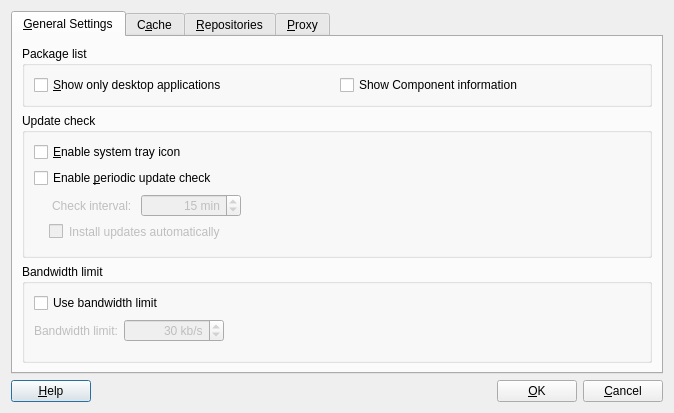
This is package-manager/pureQt4/ui/settingsdialog.ui in pars-linux/uludag as Qt 5 draws it before an edit. The edited form follows.
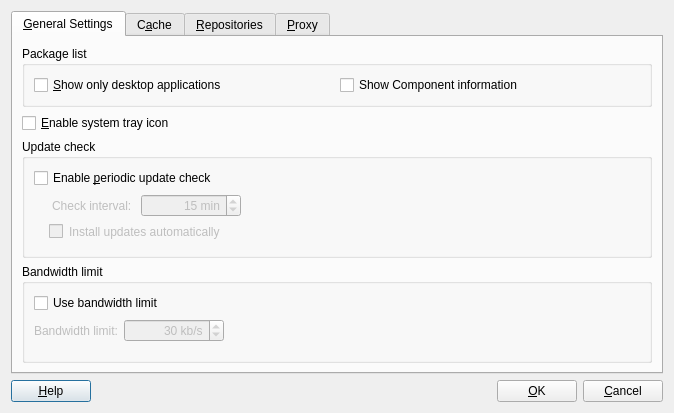
This is the edited form. Icons and pictures are not drawn.

Commit message: - Merge changes from corporate's package-manager  - Fix update repo timeout apply problem in settings dialog

Patch:
```diff
--- a/package-manager/pureQt4/ui/settingsdialog.ui
+++ b/package-manager/pureQt4/ui/settingsdialog.ui
@@ -92,7 +92,7 @@
          </layout>
         </widget>
        </item>
-       <item row="1" column="0">
+       <item row="2" column="0">
         <widget class="QGroupBox" name="updateCheckGroupBox">
          <property name="sizePolicy">
           <sizepolicy hsizetype="Expanding" vsizetype="Preferred">
@@ -107,13 +107,6 @@
           <set>Qt::AlignLeading|Qt::AlignLeft|Qt::AlignTop</set>
          </property>
          <layout class="QGridLayout" name="gridLayout">
-          <item row="0" column="0" colspan="2">
-           <widget class="QCheckBox" name="systemTray">
-            <property name="text">
-             <string>&amp;Enable system tray icon</string>
-            </property>
-           </widget>
-          </item>
           <item row="1" column="0" colspan="3">
            <widget class="QCheckBox" name="intervalCheck">
             <property name="text">
@@ -210,7 +203,7 @@
          </layout>
         </widget>
        </item>
-       <item row="2" column="0">
+       <item row="3" column="0">
         <widget class="QGroupBox" name="bandwidthLimitGroupBox">
          <property name="title">
           <string>Bandwidth limit</string>
@@ -296,6 +289,13 @@
          </layout>
         </widget>
        </item>
+       <item row="1" column="0">
+        <widget class="QCheckBox" name="systemTray">
+         <property name="text">
+          <string>&amp;Enable system tray icon</string>
+         </property>
+        </widget>
+       </item>
       </layout>
      </widget>
      <widget class="QWidget" name="tab_2">
```
Left out of the diff: 1 changed line with no effect on the pictures. The commit also changes 3 other files.
